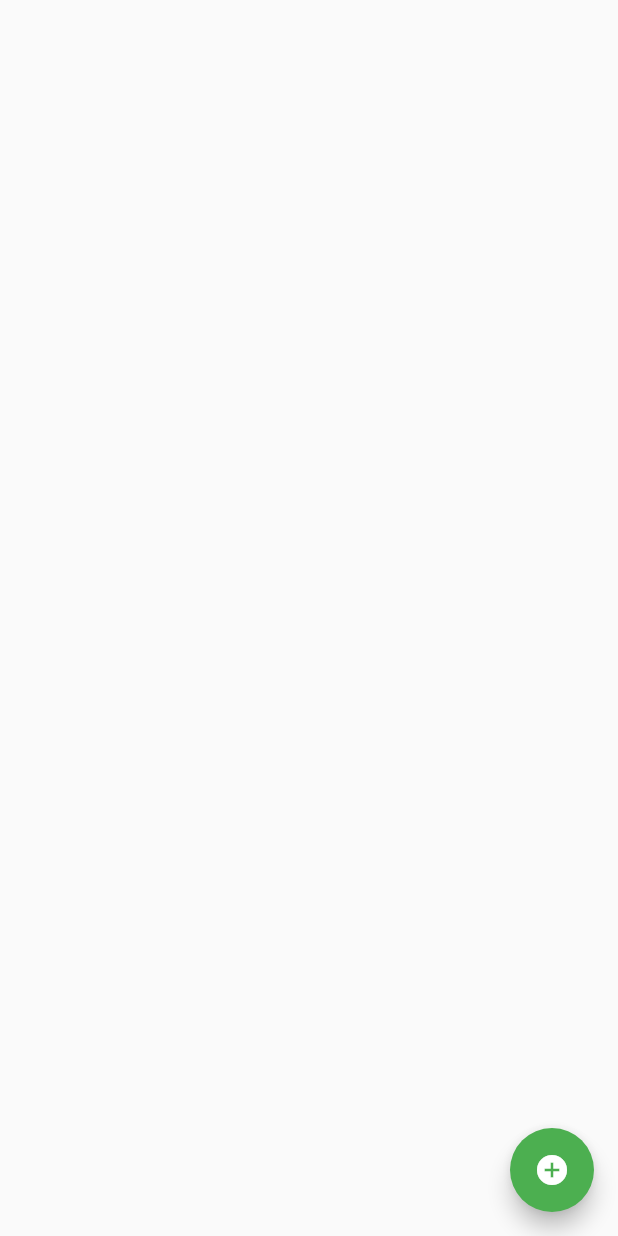
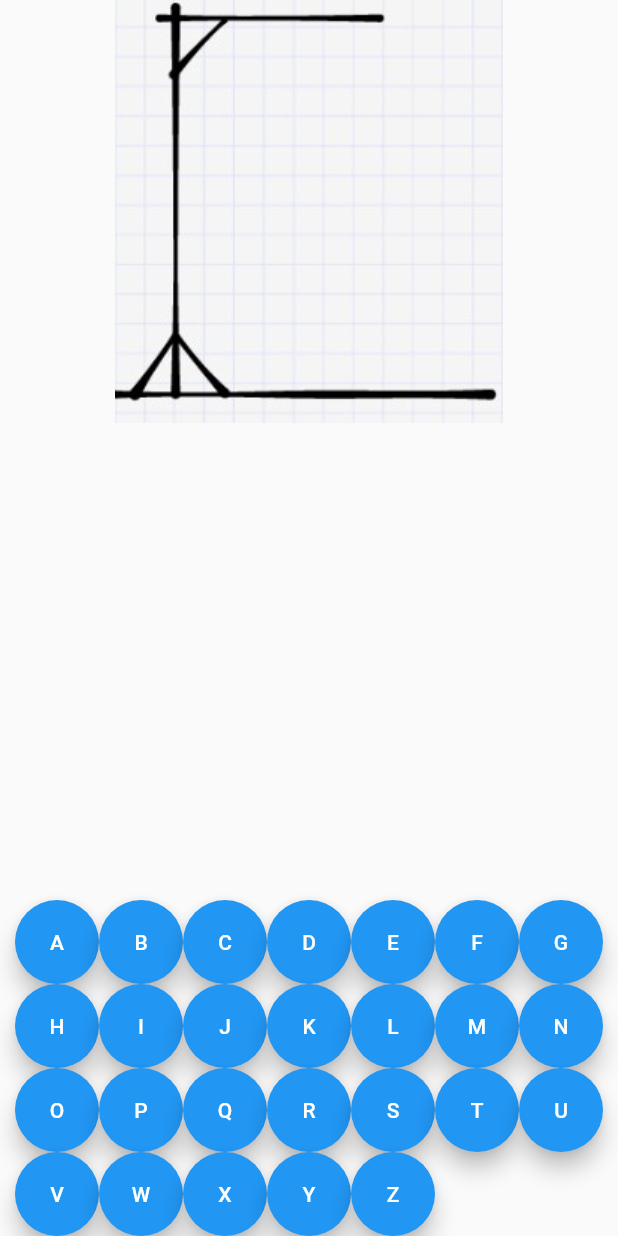
Before and after one commit to MurtazaMister/GRE-Vocab-Game, a Flutter app: the screen it shows after launch, on a phone screen of 412 x 824 dp. Run offline on Flutter 3.47's test engine with Material 2 defaults, Android fonts, the phone set to English and light mode, and no system bars; our stand-ins replace cloud_firestore, firebase_core; missing offline and left inert: dart:ffi, flutter_session_manager; accounts and stored records are empty.

Commit message:
Added hangman page

```diff
--- a/lib/main.dart
+++ b/lib/main.dart
@@ -1,5 +1,6 @@
 import "package:flutter/material.dart";
 import 'package:gre_dictionary_game/pages/add_vocab.dart';
+import 'package:gre_dictionary_game/pages/hangman.dart';
 import 'package:gre_dictionary_game/pages/homepage.dart';
 import 'package:gre_dictionary_game/pages/loginpage.dart';
 import 'package:gre_dictionary_game/pages/register_page_1.dart';
@@ -22,7 +23,7 @@ class MyApp extends StatelessWidget {
   @override
   Widget build(BuildContext context) {
     return MaterialApp(
-      initialRoute: "/vocabs",
+      initialRoute: "/hangman",
       routes: {
         "/home": (context) => const HomePage(),
         "/login": (context) => const LoginPage(),
@@ -32,6 +33,7 @@ class MyApp extends StatelessWidget {
         "/users": (context) => const ViewUsers(),
         "/vocabs": (context) => const ViewVocabs(),
         "/addVocab": (context) => const AddVocab(),
+        "/hangman": (context) => const Hangman(),
       },
     );
   }
--- /dev/null
+++ b/lib/pages/hangman.dart
@@ -0,0 +1,46 @@
+import "package:flutter/material.dart";
+
+class Hangman extends StatefulWidget {
+  const Hangman({super.key});
+
+  @override
+  State<Hangman> createState() => _HangmanState();
+}
+
+class _HangmanState extends State<Hangman> {
+  @override
+  Widget build(BuildContext context) {
+    List<String> alphabets = [];
+    for (int i = 0; i < 26; i++) {
+      alphabets.add(String.fromCharCode(i + 65));
+    }
+
+    List<FloatingActionButton> getFloatingActionButtons() {
+      List<FloatingActionButton> list = [];
+      for (var i in alphabets) {
+        list.add(FloatingActionButton(
+          onPressed: () => {},
+          heroTag: i,
+          child: Text(i),
+        ));
+      }
+      return list;
+    }
+
+    return Material(
+      child: SafeArea(
+        child: Column(
+          mainAxisAlignment: MainAxisAlignment.spaceBetween,
+          children: [
+            Image.asset('assets/hangman/step0.jpg'),
+            Wrap(
+              children: <FloatingActionButton>[
+                ...getFloatingActionButtons(),
+              ],
+            ),
+          ],
+        ),
+      ),
+    );
+  }
+}
--- a/pubspec.yaml
+++ b/pubspec.yaml
@@ -61,7 +61,9 @@ flutter:
   uses-material-design: true
 
   # To add assets to your application, add an assets section, like this:
-  # assets:
+  assets:
+    - assets/
+    - assets/hangman/
   #   - images/a_dot_burr.jpeg
   #   - images/a_dot_ham.jpeg
 
```
Also changed, not shown: assets/hangman/step0.jpg (added), assets/hangman/step1.jpg (added), assets/hangman/step2.jpg (added), assets/hangman/step3.jpg (added), assets/hangman/step4.jpg (added), assets/hangman/step5.jpg (added), assets/hangman/step6.jpg (added), assets/hangman/step7.jpg (added), pubspec.lock, 1 other file.
